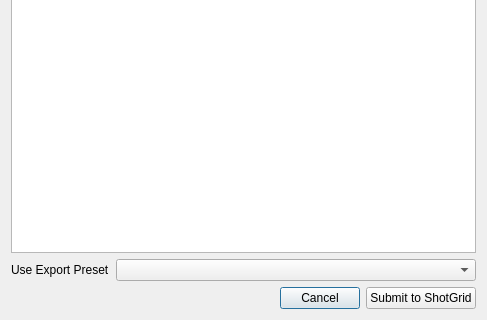
Above: resources/submit_dialog.ui from shotgunsoftware/tk-flame-export before the change; both pictures show x 0 to 487 and y 257 to 577 of the 487 by 577 pixel window. Below: the same form after it.
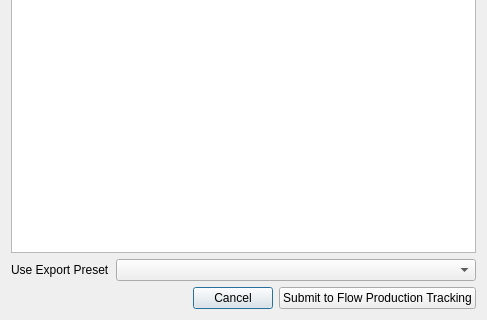
That is the form after the change. Icons and pictures are not drawn.

What changed in the file:
```diff
--- a/resources/submit_dialog.ui
+++ b/resources/submit_dialog.ui
@@ -80,7 +80,7 @@
      <item>
       <widget class="QPushButton" name="submit">
        <property name="text">
-        <string>Submit to ShotGrid</string>
+        <string>Submit to Flow Production Tracking</string>
        </property>
       </widget>
      </item>
```
Left out of the diff: 2 changed lines with no effect on the pictures.
